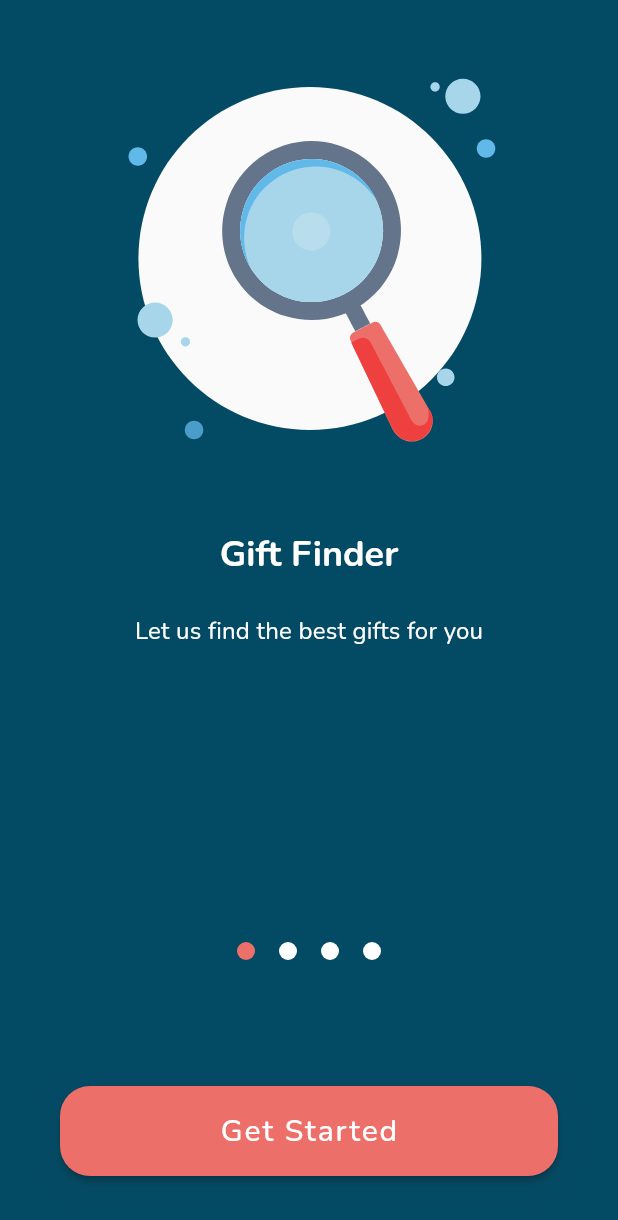
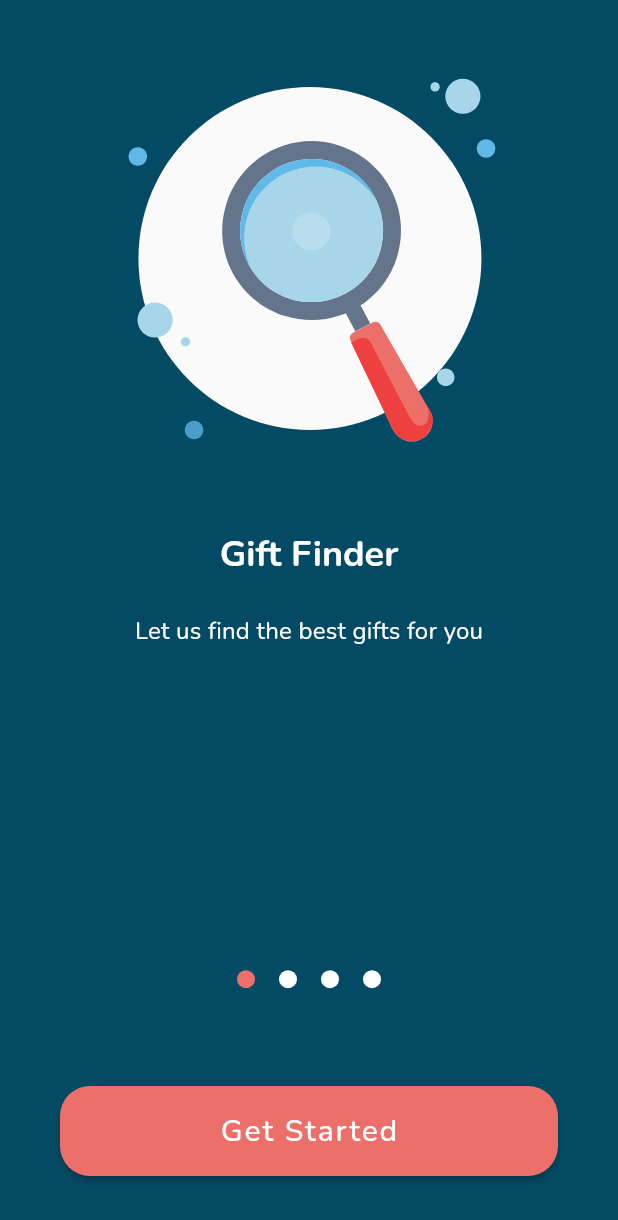
Before and after one commit to rahdeva/buahtangan, a Flutter app: the screen it shows after launch, on a phone screen of 412 x 824 dp. Shown: the top 1220 px of the screen. Run offline on Flutter 3.47's test engine with Material 2 defaults, Android fonts, the phone set to English and light mode, and no system bars; drawn by our look-alikes of carousel_slider; our stand-ins replace cloud_firestore, device_preview, firebase_auth, firebase_core, firebase_storage, flutter_iconly and 10 more; missing offline and left inert: flutter_facebook_auth; accounts and stored records are empty.

Commit message:
responsive onboardin screen

```diff
--- a/lib/app/modules/introduction/views/onboarding_view.dart
+++ b/lib/app/modules/introduction/views/onboarding_view.dart
@@ -3,6 +3,7 @@ import 'package:get/get.dart';
 import 'package:flutter/material.dart';
 import 'package:lottie/lottie.dart';
 import 'package:carousel_slider/carousel_slider.dart';
+import 'package:sizer/sizer.dart';
 
 import '../../../routes/app_pages.dart';
 import '../../../themes/color_theme.dart';
@@ -110,8 +111,8 @@ class OnboardingView extends GetView<OnboardingController> {
             ),
             Obx(
               () => Positioned(
-                bottom: 60,
-                width: Get.width,
+                bottom: 5.h,
+                width: 100.w,
                 child: Row(
                   mainAxisAlignment: MainAxisAlignment.center,
                   children: controller.data.asMap().entries.map((entry) {
```
